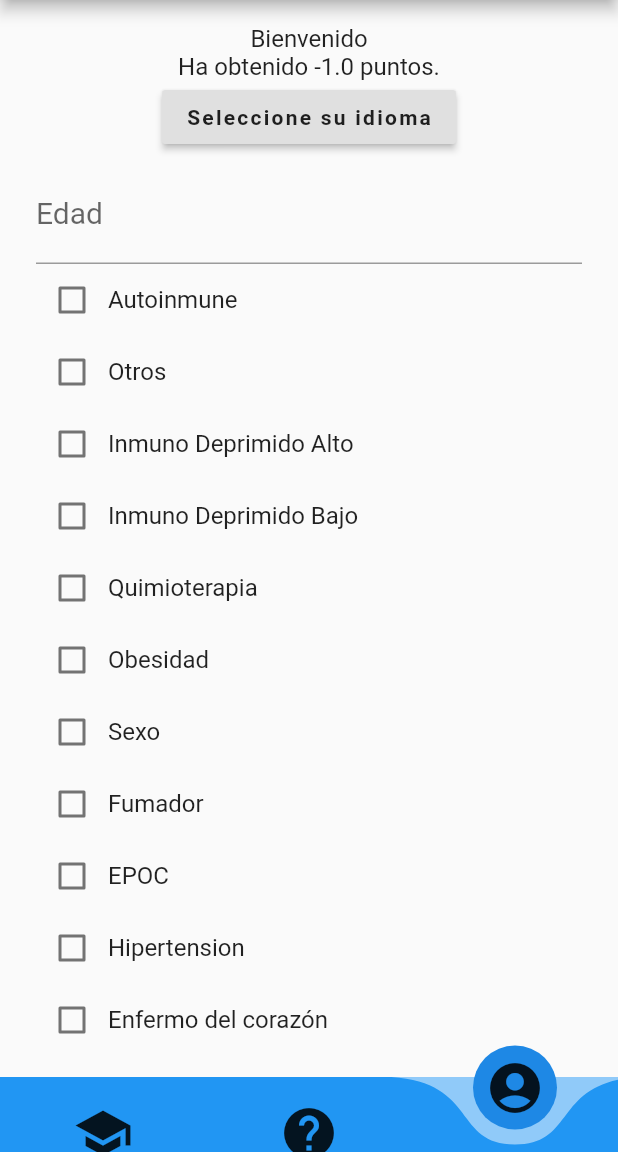
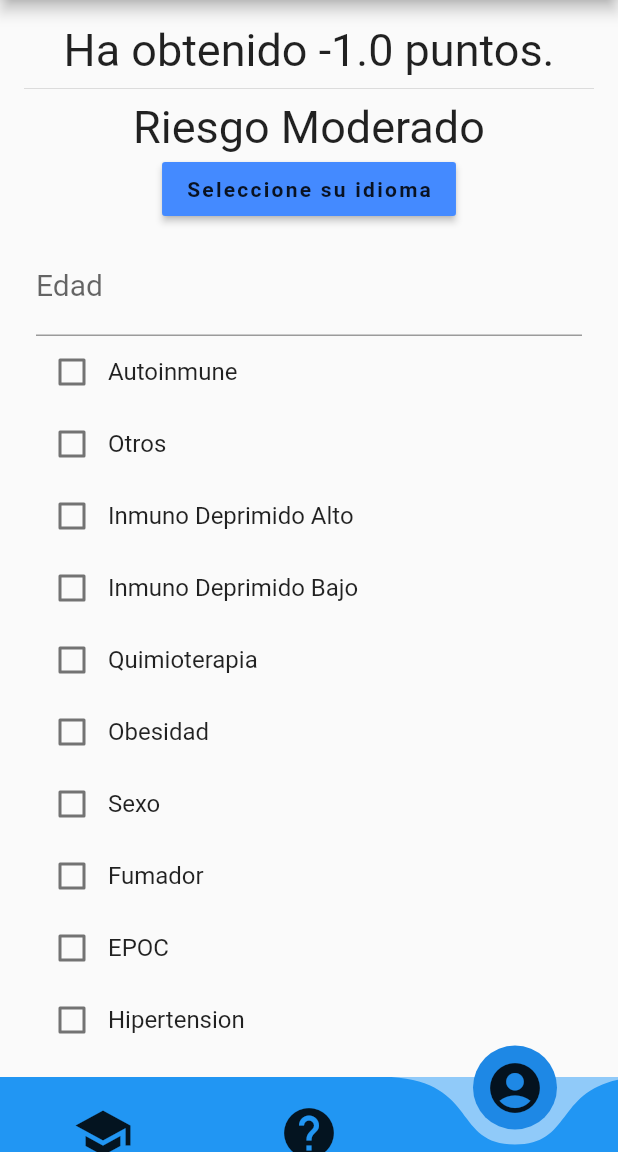
Before and after one commit to ftenaf/drwhatson, a Flutter app: the screen it shows after launch, item 3 of the bottom bar chosen, on a phone screen of 412 x 824 dp, the part 84-1236 px from its top. Run offline on Flutter 3.47's test engine with Material 2 defaults, Android fonts, the phone set to English and light mode, and no system bars; drawn by our look-alikes of curved_navigation_bar; our stand-ins replace easy_localization, flare_flutter, flutter_markdown, get_it, sembast, sembast_web and 2 more; missing offline and left inert: expressions, shared_preferences_web; accounts and stored records are empty; network calls fail; Roboto replaces fonts that are missing (Nunito).

Commit message:
styling and improved messages to see results in profile

```diff
--- a/assets/languages/de-DE.json
+++ b/assets/languages/de-DE.json
@@ -26,6 +26,9 @@
     "continue": "Continue",
     "save": "Save",
     "saved": "Saved",
+    "veryHighRisk": "Very High Risk",
+    "highRisk": "High Risk",
+    "moderatedRisk": "Moderated Risk",
     "sex": "Sex",
     "age": "Age",
     "heartDisease": "Heart disease",
--- a/assets/languages/en-US.json
+++ b/assets/languages/en-US.json
@@ -27,6 +27,9 @@
     "continue": "Continue",
     "saved": "Saved",
     "save": "Save",
+    "veryHighRisk": "Very High Risk",
+    "highRisk": "High Risk",
+    "moderatedRisk": "Moderated Risk",
     "sex": "Sex",
     "fat": "Obesity",
     "age": "Age",
--- a/assets/languages/es-ES.json
+++ b/assets/languages/es-ES.json
@@ -27,6 +27,9 @@
       "continue": "Continuar",
       "save": "Guardar",
       "saved": "Guardado",
+      "veryHighRisk": "Riesgo Muy Alto",
+      "highRisk": "Riesgo Alto",
+      "moderatedRisk": "Riesgo Moderado",
       "sex": "Sexo",
       "age": "Edad",
       "fat": "Obesidad",
--- a/lib/logic/view_models/profile_vm.dart
+++ b/lib/logic/view_models/profile_vm.dart
@@ -56,9 +56,9 @@ class ProfileViewModel with ChangeNotifier {
       if (_profile.autoinmune) pts += 1;
       if (_profile.publicService) pts -= 2;
     }
-    if (pts > 5) return -5;
-    if (pts > 2 && pts < 6) return -5;
-    if (pts < 3) return -1;
+    if (pts > 5) return -5; // Riesgo muy alto
+    if (pts > 2 && pts < 6) return -2.5; // Riesgo alto
+    if (pts < 3) return -1; //Riesgo moderado
     return 0;
   }
 }
--- a/lib/ui/views/profile_screen.dart
+++ b/lib/ui/views/profile_screen.dart
@@ -42,14 +42,25 @@ class _ProfileScreenState extends State<ProfileScreen> {
                   child: Center(
                     child: Column(
                       children: <Widget>[
-                        Text("homePage.hello".tr()),
                         Text(
                           'profile.points',
+                          style: TextStyle(fontSize: 30),
                           textAlign: TextAlign.center,
                         ).tr(namedArgs: {'points': model.points.toString()}),
+                        Divider(),
+                        Text(
+                          (model.comorbidityPoints() == -5
+                              ? "profile.veryHighRisk".tr()
+                              : (model.comorbidityPoints() == -2.5)
+                                  ? "profile.highRisk".tr()
+                                  : "profile.moderatedRisk".tr()),
+                          style: TextStyle(fontSize: 30),
+                          textAlign: TextAlign.center,
+                        ),
                         RaisedButton(
                           child: Text("homePage.selectLanguage".tr()),
                           onPressed: () => _showSelectLanguageDialog(),
+                          color: Colors.blueAccent,
                         ),
                         Expanded(
                           child: editForm(profileData),
@@ -91,6 +102,11 @@ class _ProfileScreenState extends State<ProfileScreen> {
                         labelText: 'profile.age'.tr(),
                         hintText: 'profile.age'.tr(),
                       ),
+                      onFieldSubmitted: (value) async {
+                        setState(() {
+                          profile.age = int.parse(value);
+                        });
+                      },
                       validator: (value) {
                         if (value.isEmpty) {
                           return 'Required.';
@@ -271,7 +287,11 @@ class _ProfileScreenState extends State<ProfileScreen> {
                       )),
                     ]),
                     RaisedButton(
-                      child: Text('profile.save'.tr()),
+                      child: Text(
+                        'profile.save'.tr(),
+                        style: TextStyle(fontSize: 30),
+                      ),
+                      color: Colors.green,
                       onPressed: () async {
                         setState(() {
                           ageError = null;
```
Also changed, not shown: 1 other file.
